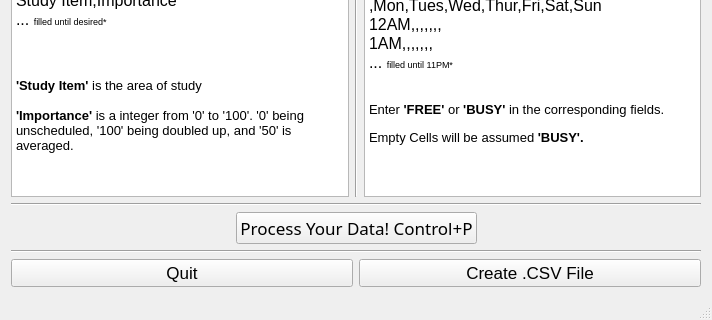
This is inputwindow.ui in bytePro17124/OverDrive-Personal-Learning-Calendar as Qt 5 draws it before an edit; both pictures show x 0 to 712 and y 314 to 634 of the 712 by 634 pixel window. The edited form follows.
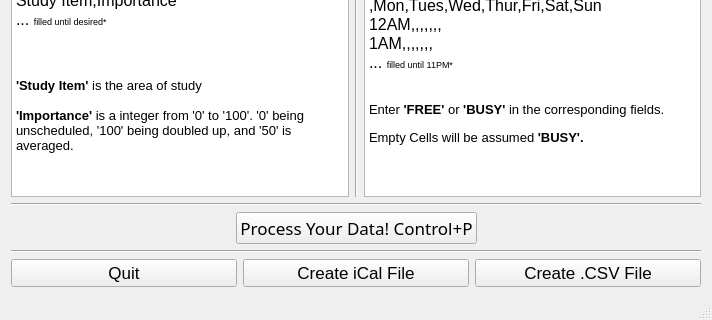
This is the edited form.

```diff
--- a/inputwindow.ui
+++ b/inputwindow.ui
@@ -253,6 +253,18 @@
         </property>
        </widget>
       </item>
+      <item>
+       <widget class="QPushButton" name="button_MakeiCalFile">
+        <property name="font">
+         <font>
+          <pointsize>13</pointsize>
+         </font>
+        </property>
+        <property name="text">
+         <string>Create iCal File</string>
+        </property>
+       </widget>
+      </item>
       <item>
        <widget class="QPushButton" name="button_MakeSchedule">
         <property name="font">
```
